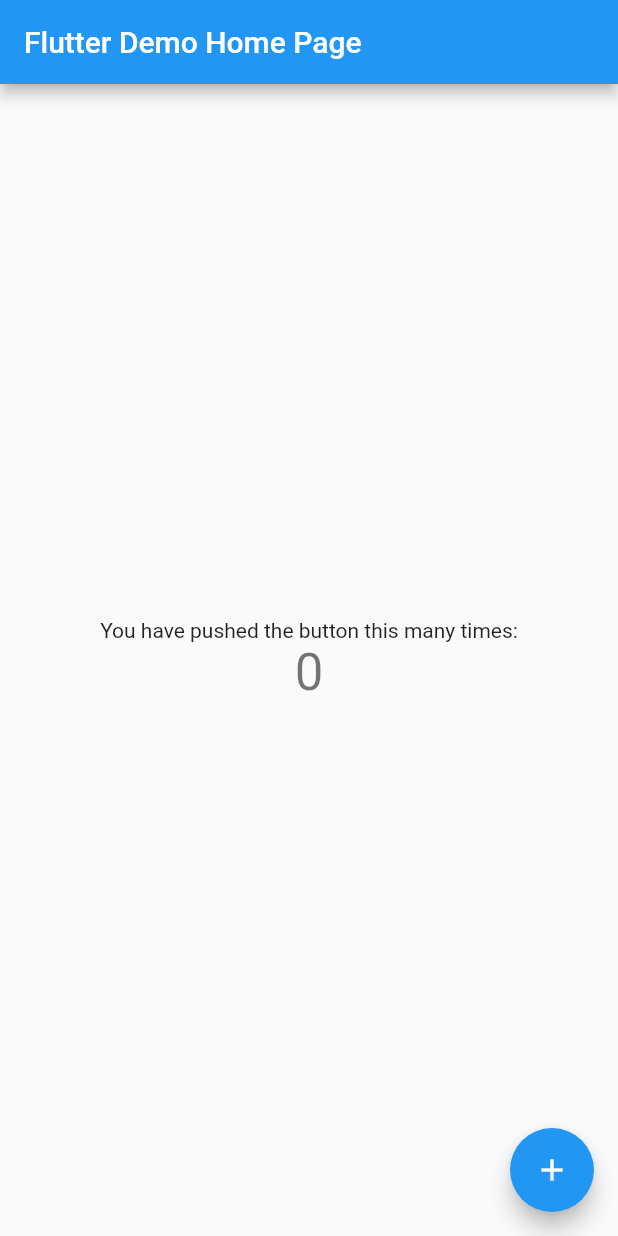
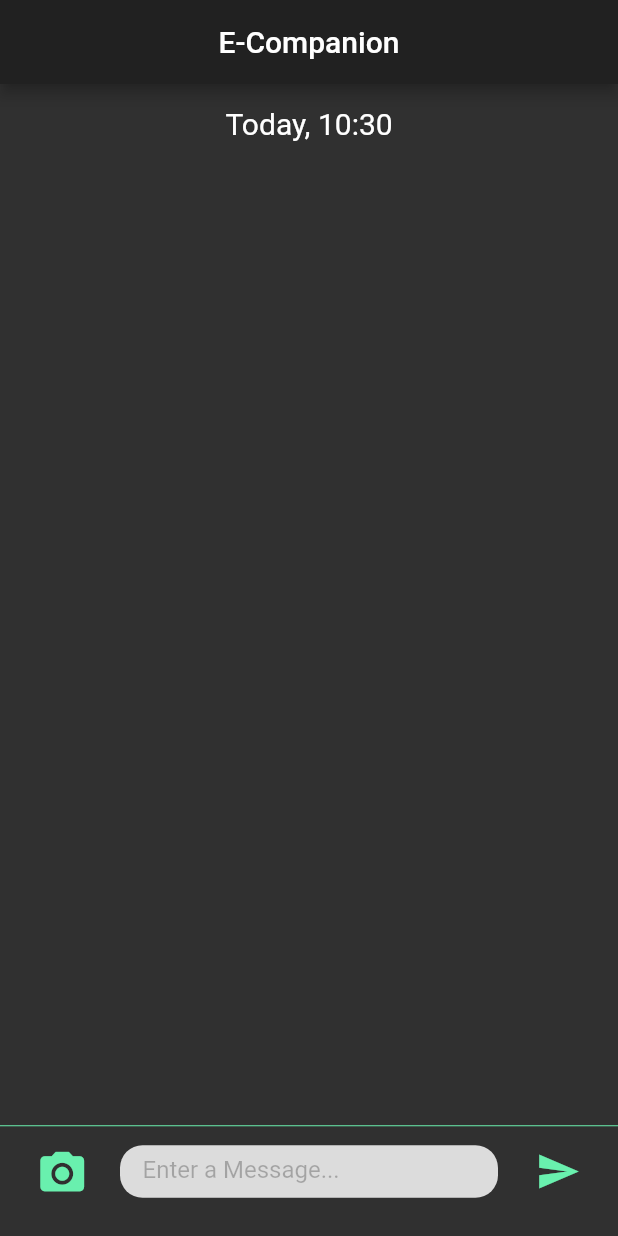
Before and after one commit to singhdotabhinav/E_Companion, a Flutter app: the screen it shows after launch, on a phone screen of 412 x 824 dp. Run offline on Flutter 3.47's test engine with Material 2 defaults, Android fonts, the phone set to English and light mode, and no system bars; our stand-ins replace bubble; missing offline and left inert: flutter_dialogflow.

Commit message:
Basic ChatBot

```diff
--- a/lib/main.dart
+++ b/lib/main.dart
@@ -1,65 +1,236 @@
+import 'package:bubble/bubble.dart';
 import 'package:flutter/material.dart';
+import 'package:flutter_dialogflow/dialogflow_v2.dart';
+import 'package:intl/intl.dart';
+
+
 
 void main() {
   runApp(MyApp());
 }
 
 class MyApp extends StatelessWidget {
+  // This widget is the root of your application.
   @override
   Widget build(BuildContext context) {
     return MaterialApp(
       title: 'Flutter Demo',
       theme: ThemeData(
+        brightness: Brightness.dark,
         primarySwatch: Colors.blue,
         visualDensity: VisualDensity.adaptivePlatformDensity,
       ),
+      debugShowCheckedModeBanner: false,
       home: MyHomePage(title: 'Flutter Demo Home Page'),
     );
   }
 }
 
 class MyHomePage extends StatefulWidget {
-  MyHomePage({Key key, this.title}) : super(key: key);
-  final String title;
+MyHomePage({Key key, this.title}) : super(key: key);
 
-  @override
-  _MyHomePageState createState() => _MyHomePageState();
+final String title;
+
+@override
+_MyHomePageState createState() => _MyHomePageState();
 }
 
 class _MyHomePageState extends State<MyHomePage> {
-  int _counter = 0;
+  void response(query) async {
+    AuthGoogle authGoogle = await AuthGoogle(
+        fileJson: "assets/service.json")
+        .build();
+    Dialogflow dialogflow =
+    Dialogflow(authGoogle: authGoogle, language: Language.english);
+    AIResponse aiResponse = await dialogflow.detectIntent(query);
+    setState(() {
+      messsages.insert(0, {
+        "data": 0,
+        "message": aiResponse.getListMessage()[0]["text"]["text"][0].toString()
+      });
+    });
 
-  void _incrementCounter() {
-    setState(() {
-      _counter+=2;
-    });
-  }
+
+    print(aiResponse.getListMessage()[0]["text"]["text"][0].toString());
+   }
+
+  final messageInsert = TextEditingController();
+  List<Map> messsages = List();
 
   @override
   Widget build(BuildContext context) {
     return Scaffold(
       appBar: AppBar(
-        title: Text(widget.title),
+        title: Center(
+
+          child: Text(
+            "E-Companion",
+          ),
+        ),
       ),
-      body: Center(
+      body: Container(
         child: Column(
-          mainAxisAlignment: MainAxisAlignment.center,
           children: <Widget>[
-            Text(
-              'You have pushed the button this many times:',
+            Container(
+              padding: EdgeInsets.only(top: 15, bottom: 10),
+              child: Text("Today, ${DateFormat("Hm").format(DateTime.now())}", style: TextStyle(
+                fontSize: 20
+              ),),
             ),
-            Text(
-              '$_counter',
-              style: Theme.of(context).textTheme.headline4,
+            Flexible(
+                child: ListView.builder(
+                    reverse: true,
+                    itemCount: messsages.length,
+                    itemBuilder: (context, index) => chat(
+                        messsages[index]["message"].toString(),
+                        messsages[index]["data"]))),
+            SizedBox(
+              height: 20,
             ),
+
+            Divider(
+              height: 5.0,
+              color: Colors.greenAccent,
+            ),
+            Container(
+
+
+              child: ListTile(
+
+                  leading: IconButton(
+                    icon: Icon(Icons.camera_alt, color: Colors.greenAccent, size: 35,),
+                  ),
+
+                  title: Container(
+                    height: 35,
+                    decoration: BoxDecoration(
+                      borderRadius: BorderRadius.all(Radius.circular(
+                          15)),
+                      color: Color.fromRGBO(220, 220, 220, 1),
+                    ),
+                    padding: EdgeInsets.only(left: 15),
+                    child: TextFormField(
+                      controller: messageInsert,
+                      decoration: InputDecoration(
+                        hintText: "Enter a Message...",
+                        hintStyle: TextStyle(
+                            color: Colors.black26
+                        ),
+                        border: InputBorder.none,
+                        focusedBorder: InputBorder.none,
+                        enabledBorder: InputBorder.none,
+                        errorBorder: InputBorder.none,
+                        disabledBorder: InputBorder.none,
+                      ),
+
+                      style: TextStyle(
+                          fontSize: 16,
+                          color: Colors.black
+                      ),
+                      onChanged: (value) {
+
+                      },
+                    ),
+                  ),
+
+                  trailing: IconButton(
+
+                      icon: Icon(
+
+                        Icons.send,
+                        size: 30.0,
+                        color: Colors.greenAccent,
+                      ),
+                      onPressed: () {
+
+                        if (messageInsert.text.isEmpty) {
+                          print("empty message");
+                        } else {
+                          setState(() {
+                            messsages.insert(0,
+                                {"data": 1, "message": messageInsert.text});
+                          });
+                          response(messageInsert.text);
+                          messageInsert.clear();
+                        }
+                        FocusScopeNode currentFocus = FocusScope.of(context);
+                        if (!currentFocus.hasPrimaryFocus) {
+                          currentFocus.unfocus();
+                        }
+                      }),
+
+              ),
+
+            ),
+
+            SizedBox(
+              height: 15.0,
+            )
           ],
         ),
       ),
-      floatingActionButton: FloatingActionButton(
-        onPressed: _incrementCounter,
-        tooltip: 'Increment',
-        child: Icon(Icons.add),
-      ), // This trailing comma makes auto-formatting nicer for build methods.
+    );
+  }
+
+  //for better one i have use the bubble package check out the pubspec.yaml
+
+  Widget chat(String message, int data) {
+    return Container(
+      padding: EdgeInsets.only(left: 20, right: 20),
+
+      child: Row(
+          mainAxisAlignment: data == 1 ? MainAxisAlignment.end : MainAxisAlignment.start,
+          children: [
+
+            data == 0 ? Container(
+              height: 60,
+              width: 60,
+              child: CircleAvatar(
+                backgroundImage: AssetImage("assets/robot.jpg"),
+              ),
+            ) : Container(),
+
+        Padding(
+        padding: EdgeInsets.all(10.0),
+        child: Bubble(
+            radius: Radius.circular(15.0),
+            color: data == 0 ? Color.fromRGBO(23, 157, 139, 1) : Colors.orangeAccent,
+            elevation: 0.0,
+
+            child: Padding(
+              padding: EdgeInsets.all(2.0),
+              child: Row(
+                mainAxisSize: MainAxisSize.min,
+                children: <Widget>[
+
+                  SizedBox(
+                    width: 10.0,
+                  ),
+                  Flexible(
+                      child: Container(
+                        constraints: BoxConstraints( maxWidth: 200),
+                        child: Text(
+                          message,
+                          style: TextStyle(
+                              color: Colors.white, fontWeight: FontWeight.bold),
+                        ),
+                      ))
+                ],
+              ),
+            )),
+      ),
+
+
+            data == 1? Container(
+              height: 60,
+              width: 60,
+              child: CircleAvatar(
+                backgroundImage: AssetImage("assets/default.jpg"),
+              ),
+            ) : Container(),
+
+          ],
+        ),
     );
   }
 }
```
Also changed, not shown: assets/service.json (added, +12 -0 lines), pubspec.yaml (+14 -0 lines), assets/camera.png (added), assets/default.jpg (added), assets/robot.jpg (added), assets/robot.png (added), pubspec.lock.
